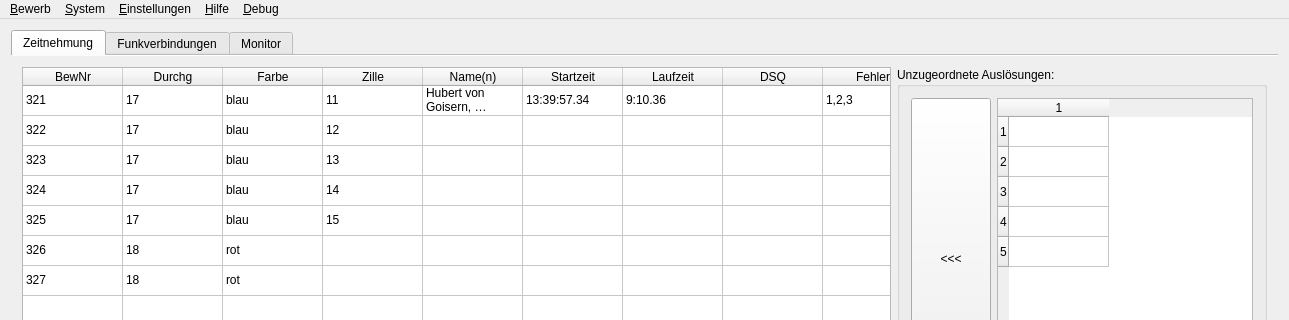
KarlZeilhofer/kiboko-manager, file mainwindow.ui: the form before one commit; both pictures show x 0 to 1289 and y 0 to 320 of the 1289 by 682 pixel window.
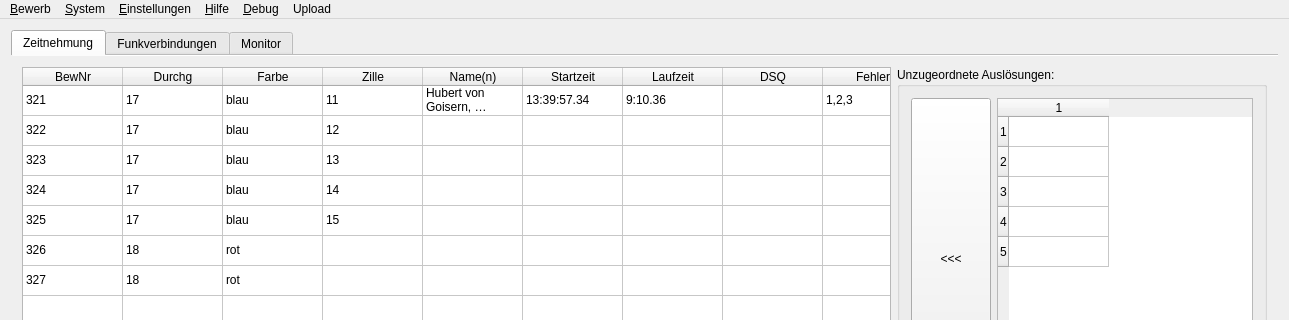
The form after the commit. Custom widgets are drawn as their Qt base class.

Commit message: Moved upload button to new menu entry

```diff
--- a/mainwindow.ui
+++ b/mainwindow.ui
@@ -781,11 +781,18 @@
     <addaction name="actionReset_Goalbox"/>
     <addaction name="actionCrash_Kiboko_Manager"/>
    </widget>
+   <widget class="QMenu" name="menuUpload">
+    <property name="title">
+     <string>Upload</string>
+    </property>
+    <addaction name="actionUploadMidtermAssessment"/>
+   </widget>
    <addaction name="menuCompetition"/>
    <addaction name="menuConnections"/>
    <addaction name="menuSettings"/>
    <addaction name="menuHelp"/>
    <addaction name="menuDebug"/>
+   <addaction name="menuUpload"/>
   </widget>
   <widget class="QStatusBar" name="statusBar"/>
   <action name="actionCreateCompetition">
```
Left out of the diff: 1 changed line with no effect on the pictures.
